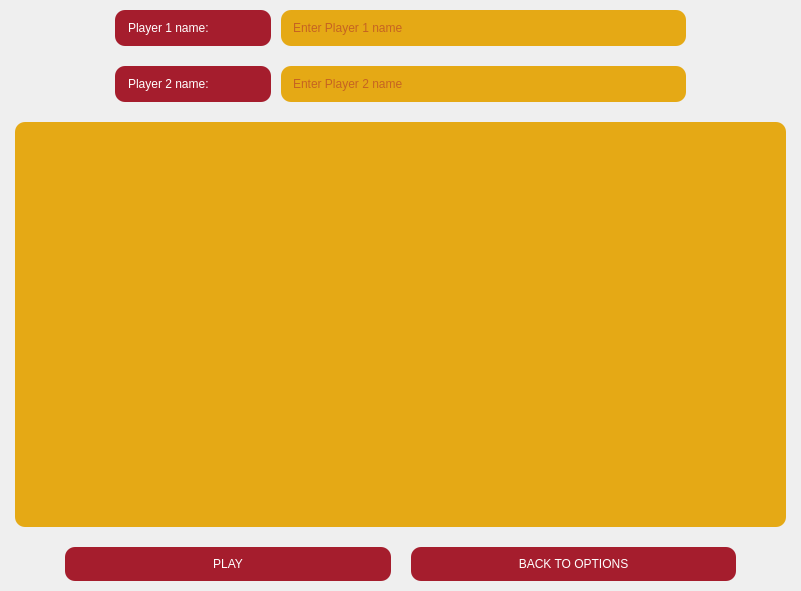
Qt form client/view/menu/pages/newGame.ui (valentinbersi/DuckGame-Recreation) before a commit.
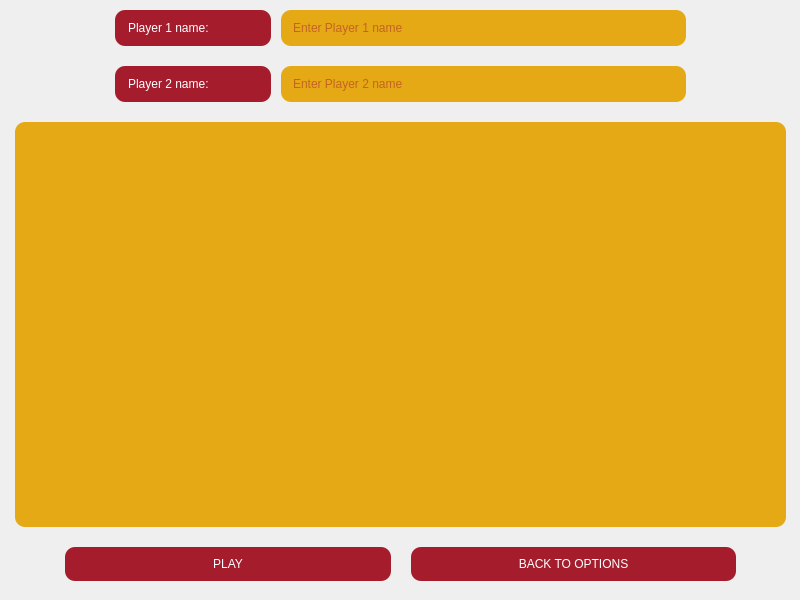
The same form after that commit.

Patch:
```diff
--- a/client/view/menu/pages/newGame.ui
+++ b/client/view/menu/pages/newGame.ui
@@ -6,8 +6,8 @@
    <rect>
     <x>0</x>
     <y>0</y>
-    <width>801</width>
-    <height>591</height>
+    <width>800</width>
+    <height>600</height>
    </rect>
   </property>
   <property name="sizePolicy">
@@ -16,9 +16,6 @@
     <verstretch>0</verstretch>
    </sizepolicy>
   </property>
-  <property name="styleSheet">
-   <string notr="true"/>
-  </property>
   <widget class="QWidget" name="verticalLayoutWidget">
    <property name="geometry">
     <rect>
```
